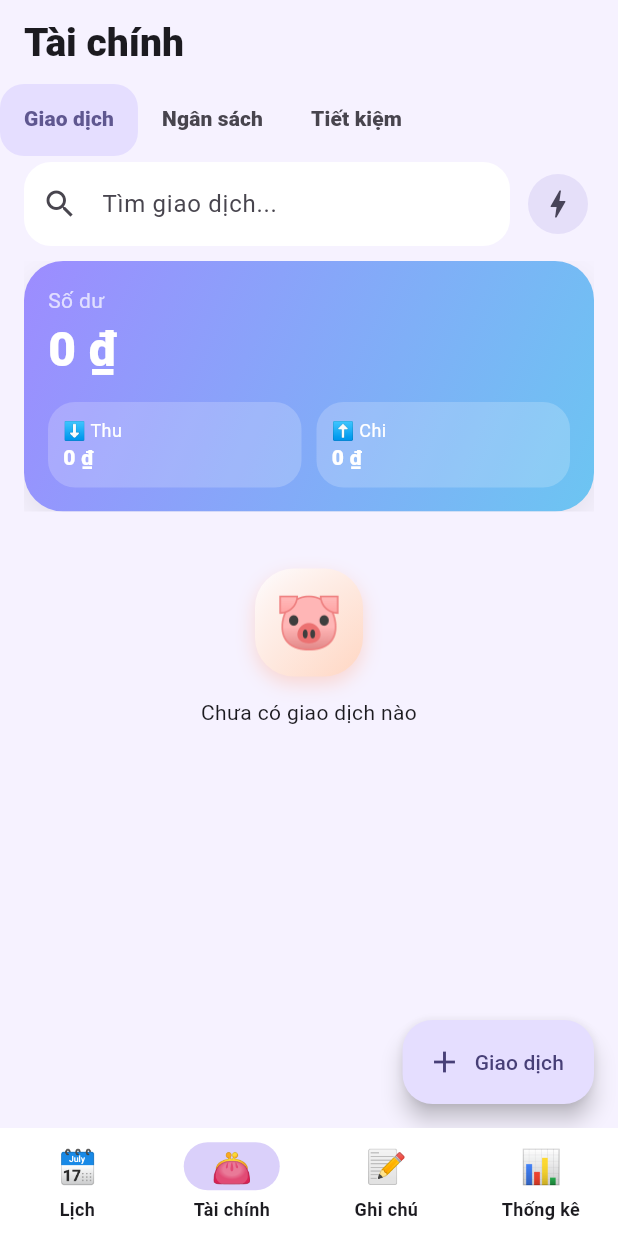
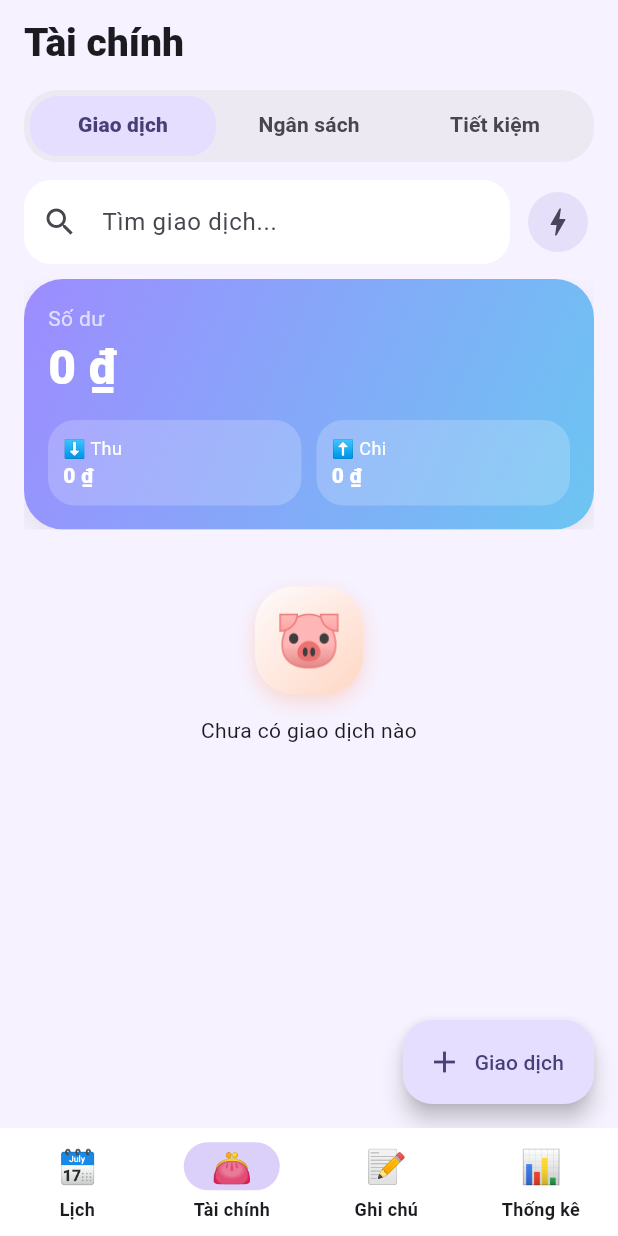
Before and after one commit to ccon91788-ux/appqlbt, a Flutter app: the screen it shows after launch, item 2 of the bottom bar chosen, on a phone screen of 412 x 824 dp. Run offline on Flutter 3.47's test engine with Material 3 defaults, Android fonts, the phone set to English and light mode, and no system bars; our stand-ins replace file_picker, fl_chart, flutter_local_notifications, share_plus, shared_preferences, sqflite and 1 more; missing offline and left inert: ota_update; accounts and stored records are empty; network calls fail.

Commit message:
Replace all files with new zip content

```diff
--- a/lib/screens/finance_screen.dart
+++ b/lib/screens/finance_screen.dart
@@ -20,21 +20,47 @@ class FinanceScreen extends StatelessWidget {
       child: Scaffold(
         appBar: AppBar(
           title: const Text('Tài chính'),
-          bottom: TabBar(
-            isScrollable: true,
-            tabAlignment: TabAlignment.start,
+          bottom: PreferredSize(
+            preferredSize: const Size.fromHeight(60),
+            child: Padding(
+              padding: const EdgeInsets.fromLTRB(16, 4, 16, 8),
+              child: Container(
+                height: 48,
+                padding: const EdgeInsets.all(4),
+                decoration: BoxDecoration(
+                  color: cs.surfaceContainerHighest.withAlpha(140),
+                  borderRadius: BorderRadius.circular(22),
+                ),
+                // 3 ô cùng độ rộng, căn đều hai bên (không cuộn, không lệch trái)
+                child: TabBar(
+                  isScrollable: false,
                   dividerColor: Colors.transparent,
                   indicatorSize: TabBarIndicatorSize.tab,
-            labelStyle: const TextStyle(fontWeight: FontWeight.w800),
+                  indicatorPadding: EdgeInsets.zero,
+                  splashBorderRadius: BorderRadius.circular(18),
+                  labelPadding: EdgeInsets.zero,
+                  labelColor: cs.onPrimaryContainer,
+                  unselectedLabelColor: cs.onSurfaceVariant,
+                  labelStyle: const TextStyle(
+                    fontWeight: FontWeight.w800,
+                    fontSize: 14,
+                  ),
+                  unselectedLabelStyle: const TextStyle(
+                    fontWeight: FontWeight.w600,
+                    fontSize: 14,
+                  ),
                   indicator: BoxDecoration(
                     color: cs.primaryContainer,
-              borderRadius: BorderRadius.circular(16),
+                    borderRadius: BorderRadius.circular(18),
                   ),
                   tabs: const [
                     Tab(text: 'Giao dịch'),
                     Tab(text: 'Ngân sách'),
                     Tab(text: 'Tiết kiệm'),
                   ],
+                ),
+              ),
+            ),
           ),
         ),
         body: const TabBarView(
```
Lines whose indentation alone changed are shown as unchanged.
